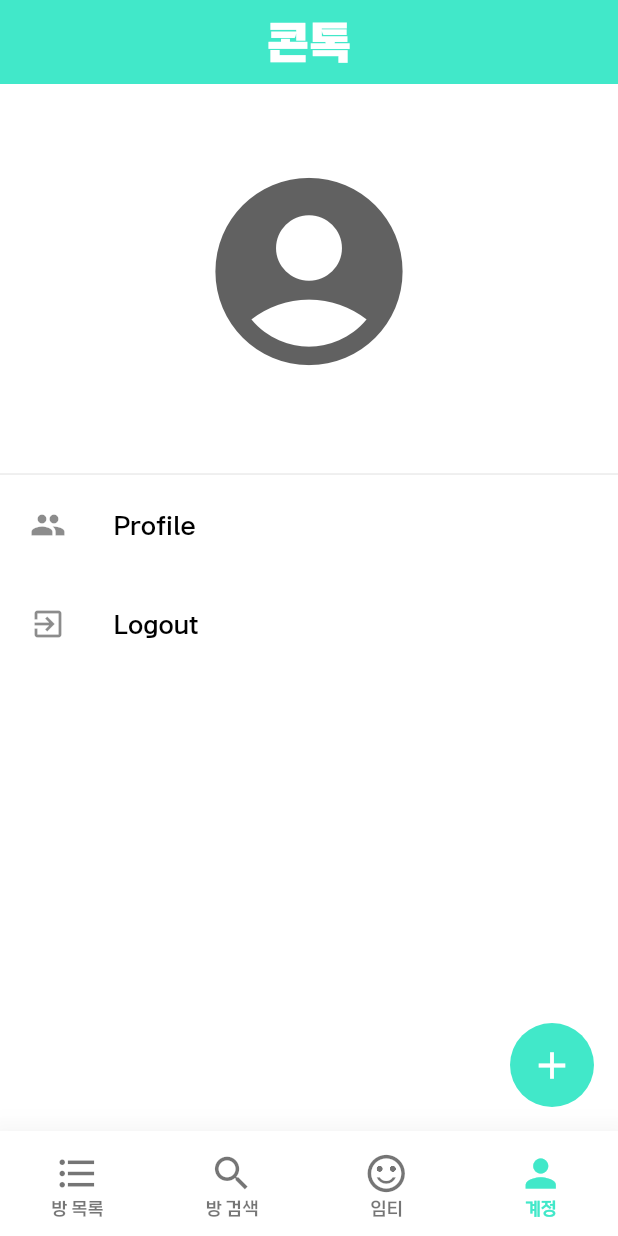
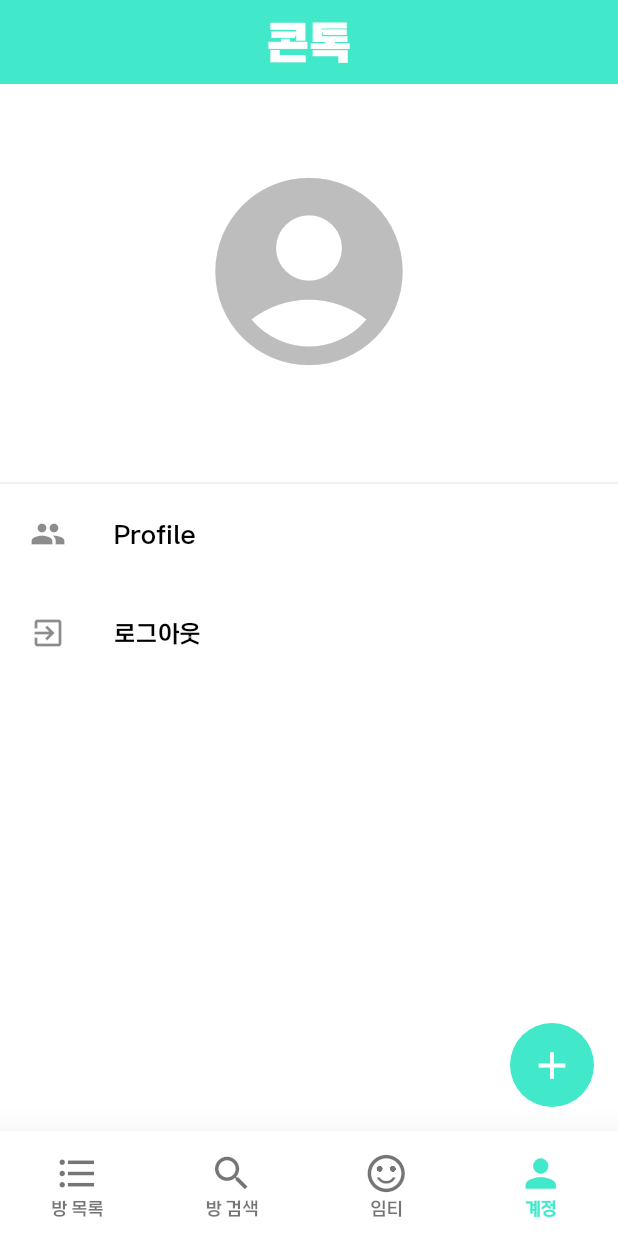
Before and after one commit to cyerin138/my_chatapp, a Flutter app: the HomePage screen opened directly, item 4 of the bottom bar chosen, on a phone screen of 412 x 824 dp. Run offline on Flutter 3.47's test engine with Material 2 defaults, Android fonts, the phone set to English and light mode, and no system bars; our stand-ins replace cloud_firestore, firebase_auth, firebase_core, shared_preferences; missing offline and left inert: cloud_firestore_web, firebase_auth_web, firebase_core_web, shared_preferences_web; accounts and stored records are empty.

Commit message:
Update home_page.dart

```diff
--- a/lib/pages/home_page.dart
+++ b/lib/pages/home_page.dart
@@ -149,21 +149,23 @@ class _HomePageState extends State<HomePage> {
           Center(
               child: ListView(
             padding: const EdgeInsets.symmetric(vertical: 50),
-            children: <Widget>[
+            children: [
               Icon(
                 Icons.account_circle,
                 size: 150,
-                color: Colors.grey[700],
+                color: Colors.grey[400],
               ),
-              const SizedBox(
-                height: 15,
+              SizedBox(
+                height: 10,
               ),
               Text(
                 userName,
                 textAlign: TextAlign.center,
-                style: const TextStyle(fontWeight: FontWeight.bold),
+                style: TextStyle(fontWeight: FontWeight.bold,
+                fontSize: 25
                 ),
-              const SizedBox(
+              ),
+              SizedBox(
                 height: 30,
               ),
               const Divider(
@@ -193,10 +195,20 @@ class _HomePageState extends State<HomePage> {
                       context: context,
                       builder: (context) {
                         return AlertDialog(
-                          title: const Text("Logout"),
+                          title: const Text(
+                            "로그 아웃",
+                            textAlign: TextAlign.left,
+                            style: TextStyle(
+                                fontSize: 22,
+                                fontWeight: FontWeight.w600,
+                                color: Colors.black87),
+                          ),
                           content:
-                              const Text("Are you sure you want to logout?"),
-                          actions: [
+                          Column(
+                            children: [
+                              Text("정말 로그아웃 하시겠습니까?"),
+                              Row(
+                                children: [
                                   IconButton(
                                     onPressed: () {
                                       Navigator.pop(context);
@@ -221,6 +233,11 @@ class _HomePageState extends State<HomePage> {
                                     ),
                                   ),
                                 ],
+                              ),
+
+                            ],
+                          ),
+
                         );
                       });
                 },
@@ -228,7 +245,7 @@ class _HomePageState extends State<HomePage> {
                     const EdgeInsets.symmetric(horizontal: 20, vertical: 5),
                 leading: const Icon(Icons.exit_to_app),
                 title: const Text(
-                  "Logout",
+                  "로그아웃",
                   style: TextStyle(color: Colors.black),
                 ),
               )
```
Lines whose indentation alone changed are shown as unchanged.
